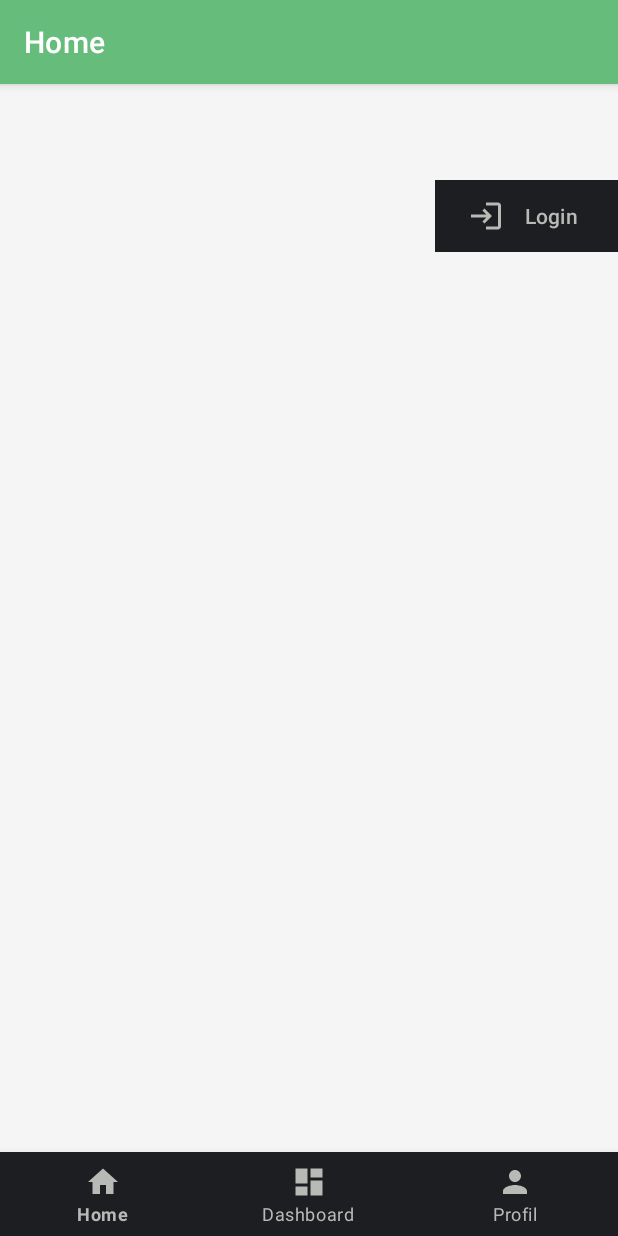
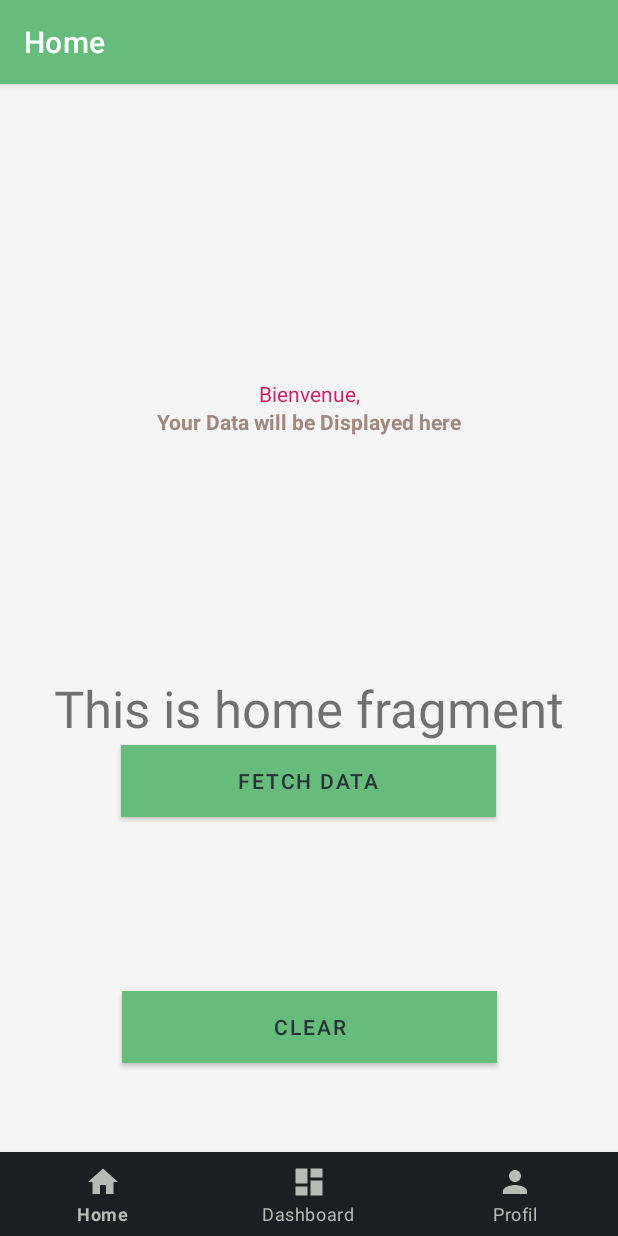
Before and after one commit to Cliffy57/2A_Projet_Tutor-_S3_2021-, an Android app: the screen it shows after launch (MainActivity), on a phone screen of 412 x 824 dp. Run offline under Robolectric (Android 15) with nearby library versions, the phone set to English and light mode, and no system bars; our stand-ins replace navigation-ui.

Commit message:
home affiche home page , ajout login boutton

```diff
--- a/app/src/main/res/layout/activity_main.xml
+++ b/app/src/main/res/layout/activity_main.xml
@@ -5,40 +5,8 @@
     android:id="@+id/container"
     android:layout_width="match_parent"
     android:layout_height="match_parent"
-    android:background="@color/white"
-    android:paddingTop="?attr/actionBarSize">
-
-    <fragment
-        android:id="@+id/nav_host_fragment_activity_main"
-        android:name="androidx.navigation.fragment.NavHostFragment"
-        android:layout_width="0dp"
-        android:layout_height="0dp"
-        app:defaultNavHost="true"
-        app:layout_constraintBottom_toTopOf="parent"
-        app:layout_constraintDimensionRatio="1:1"
-        app:layout_constraintLeft_toLeftOf="parent"
-        app:layout_constraintRight_toRightOf="parent"
-        app:layout_constraintStart_toEndOf="@+id/nav_top"
-        app:layout_constraintTop_toTopOf="parent"
-        app:navGraph="@navigation/mobile_navigation" />
-
-    <com.google.android.material.navigation.NavigationView
-        android:id="@+id/nav_top"
-        android:layout_width="0dp"
-        android:layout_height="wrap_content"
-        android:layout_marginStart="290dp"
-        android:layout_marginBottom="434dp"
-        android:background="@color/white"
-        app:itemBackground="@color/black"
-        app:itemIconTint="@color/grey"
-        app:itemTextColor="@color/grey"
-        app:layout_constraintBottom_toTopOf="@id/nav_view"
-        app:layout_constraintEnd_toEndOf="parent"
-        app:layout_constraintHorizontal_bias="0.0"
-        app:layout_constraintStart_toStartOf="parent"
-        app:layout_constraintTop_toTopOf="parent"
-        app:layout_constraintVertical_bias="0.0"
-        app:menu="@menu/top_nav_menu" />
+    android:paddingTop="?attr/actionBarSize"
+    android:background="@color/white">
 
     <com.google.android.material.bottomnavigation.BottomNavigationView
         android:id="@+id/nav_view"
@@ -51,9 +19,25 @@
         app:layout_constraintBottom_toBottomOf="parent"
         app:layout_constraintLeft_toLeftOf="parent"
         app:layout_constraintRight_toRightOf="parent"
-        app:menu="@menu/bottom_nav_menu">
+        app:menu="@menu/bottom_nav_menu" />
 
-    </com.google.android.material.bottomnavigation.BottomNavigationView>
-
+    <fragment
+        android:id="@+id/nav_host_fragment_activity_main"
+        android:name="androidx.navigation.fragment.NavHostFragment"
+        android:layout_width="match_parent"
+        android:layout_height="match_parent"
+        app:defaultNavHost="true"
+        app:layout_constraintBottom_toTopOf="@id/nav_view"
+        app:layout_constraintLeft_toLeftOf="parent"
+        app:layout_constraintRight_toRightOf="parent"
+        app:layout_constraintTop_toTopOf="parent"
+        app:navGraph="@navigation/mobile_navigation" />
+    <LinearLayout
+        android:layout_width="match_parent"
+        android:layout_height="match_parent"
+        android:fitsSystemWindows="true"
+        android:orientation="vertical"
+        android:padding="5dp"
+        />
 
 </androidx.constraintlayout.widget.ConstraintLayout>
--- a/app/src/main/res/layout/fragment_home.xml
+++ b/app/src/main/res/layout/fragment_home.xml
@@ -6,23 +6,29 @@
     android:layout_height="match_parent"
     tools:context=".ui.home.HomeFragment">
 
-    <Button
-        android:id="@+id/btnFetch"
+    <TextView
+        android:id="@+id/textWelcome"
         android:layout_width="wrap_content"
         android:layout_height="wrap_content"
-        android:layout_gravity="center_horizontal"
-        android:layout_margin="2dp"
-        android:layout_marginStart="80dp"
-        android:layout_marginEnd="79dp"
-        android:background="@color/greenPastel"
-        android:minWidth="250dp"
-        android:text="@string/fetch_data"
-        android:textColor="#263238"
-        app:layout_constraintBottom_toTopOf="@+id/btnClear"
+        android:layout_marginBottom="552dp"
+        android:text="@string/textwelcome"
+        android:textColor="#D81B60"
+        app:layout_constraintBottom_toBottomOf="parent"
+        app:layout_constraintEnd_toEndOf="parent"
+        app:layout_constraintStart_toStartOf="parent" />
+
+    <TextView
+        android:id="@+id/txtData"
+        android:layout_width="wrap_content"
+        android:layout_height="19dp"
+        android:text="@string/your_data_will_be_displayed_here"
+        android:textColor="#A1887F"
+        android:textStyle="bold"
+        app:layout_constraintBottom_toTopOf="@+id/text_home"
         app:layout_constraintEnd_toEndOf="parent"
         app:layout_constraintHorizontal_bias="0.5"
         app:layout_constraintStart_toStartOf="parent"
-        app:layout_constraintTop_toBottomOf="@+id/txtData" />
+        app:layout_constraintTop_toTopOf="parent" />
 
     <Button
         android:id="@+id/btnClear"
@@ -30,9 +36,6 @@
         android:layout_height="wrap_content"
         android:layout_gravity="center_horizontal"
         android:layout_margin="2dp"
-        android:layout_marginTop="169dp"
-        android:layout_marginEnd="91dp"
-        android:layout_marginBottom="553dp"
         android:background="@color/greenPastel"
         android:minWidth="250dp"
         android:text="@string/clear"
@@ -41,50 +44,37 @@
         app:layout_constraintEnd_toEndOf="parent"
         app:layout_constraintHorizontal_bias="0.5"
         app:layout_constraintStart_toStartOf="parent"
-        app:layout_constraintTop_toTopOf="parent" />
+        app:layout_constraintTop_toBottomOf="@+id/btnFetch" />
+
+    <Button
+        android:id="@+id/btnFetch"
+        android:layout_width="wrap_content"
+        android:layout_height="wrap_content"
+        android:layout_gravity="center_horizontal"
+        android:layout_margin="2dp"
+        android:layout_marginBottom="555dp"
+        android:background="@color/greenPastel"
+        android:minWidth="250dp"
+        android:text="@string/fetch_data"
+        android:textColor="#263238"
+        app:layout_constraintBottom_toBottomOf="@id/btnClear"
+        app:layout_constraintEnd_toEndOf="parent"
+        app:layout_constraintHorizontal_bias="0.496"
+        app:layout_constraintStart_toStartOf="parent"
+        app:layout_constraintTop_toBottomOf="@+id/text_home"
+        app:layout_constraintVertical_bias="0.0" />
 
     <TextView
         android:id="@+id/text_home"
-        android:layout_width="match_parent"
+        android:layout_width="0dp"
         android:layout_height="wrap_content"
         android:layout_marginStart="8dp"
         android:layout_marginTop="8dp"
         android:layout_marginEnd="8dp"
         android:textAlignment="center"
-        android:textSize="20sp"
+        android:textSize="34sp"
         app:layout_constraintBottom_toBottomOf="parent"
-        app:layout_constraintEnd_toEndOf="parent"
-        app:layout_constraintHorizontal_bias="0.0"
-        app:layout_constraintStart_toStartOf="parent"
-        app:layout_constraintTop_toTopOf="parent"
-        app:layout_constraintVertical_bias="0.605" />
-
-    <TextView
-        android:id="@+id/txtData"
-        android:layout_width="wrap_content"
-        android:layout_height="wrap_content"
-        android:layout_margin="2dp"
-        android:layout_marginStart="2dp"
-        android:layout_marginTop="24dp"
-        android:layout_marginBottom="104dp"
-        android:text="@string/your_data_will_be_displayed_here"
-        android:textColor="#455A64"
-        android:textStyle="bold"
-        app:layout_constraintBottom_toTopOf="@+id/btnFetch"
         app:layout_constraintEnd_toEndOf="parent"
         app:layout_constraintStart_toStartOf="parent"
         app:layout_constraintTop_toTopOf="parent" />
-
-    <TextView
-        android:id="@+id/textWelcome"
-        android:layout_width="wrap_content"
-        android:layout_height="wrap_content"
-        android:layout_marginTop="17dp"
-        android:text="@string/bienvenue"
-        app:layout_constraintBottom_toTopOf="@+id/txtData"
-        app:layout_constraintEnd_toEndOf="parent"
-        app:layout_constraintHorizontal_bias="0.5"
-        app:layout_constraintStart_toStartOf="parent"
-        app:layout_constraintTop_toTopOf="parent" />
-
 </androidx.constraintlayout.widget.ConstraintLayout>
--- a/app/src/main/res/values-night/strings.xml
+++ b/app/src/main/res/values-night/strings.xml
@@ -5,6 +5,5 @@
     <string name="fetch_data">Fetch Data</string>
     <string name="clear">Clear</string>
     <string name="textwelcome">Bienvenue, </string>
-    <string name="bienvenue">Bienvenue,</string>
-    <string name="title_login" />
+    <string name="title_login">Login</string>
 </resources>
--- a/app/src/main/res/values/strings.xml
+++ b/app/src/main/res/values/strings.xml
@@ -8,6 +8,5 @@
     <string name="fetch_data">Fetch Data</string>
     <string name="clear">Clear</string>
     <string name="textwelcome">Bienvenue, </string>
-    <string name="bienvenue">Bienvenue,</string>
     <string name="title_login">Login</string>
 </resources>
```
